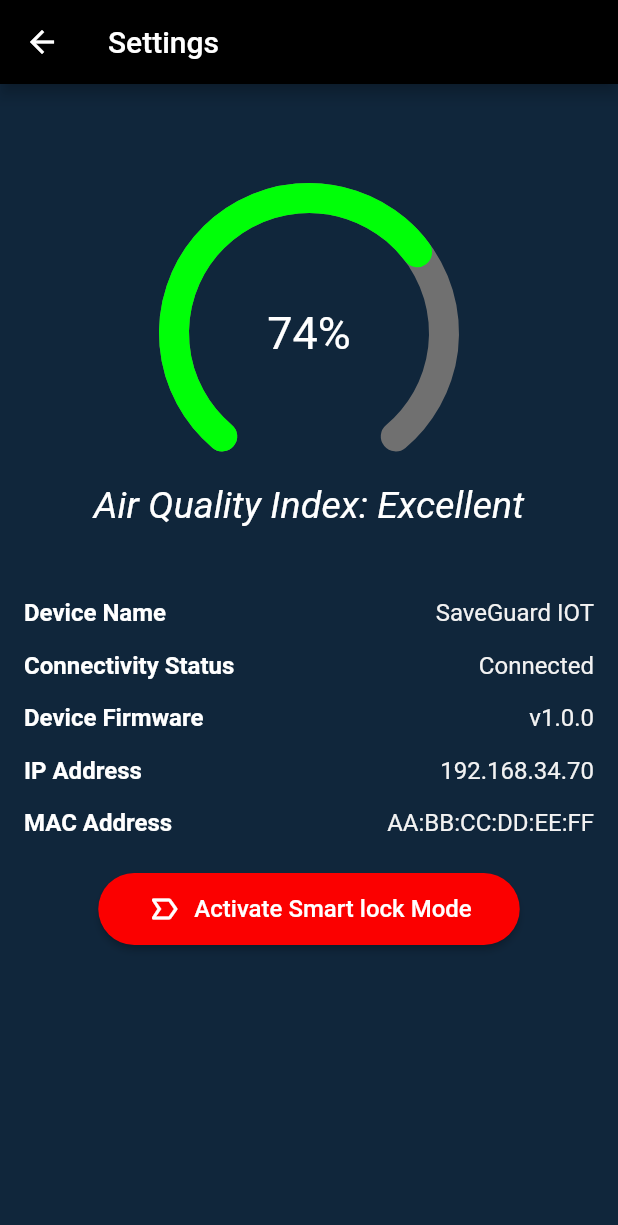
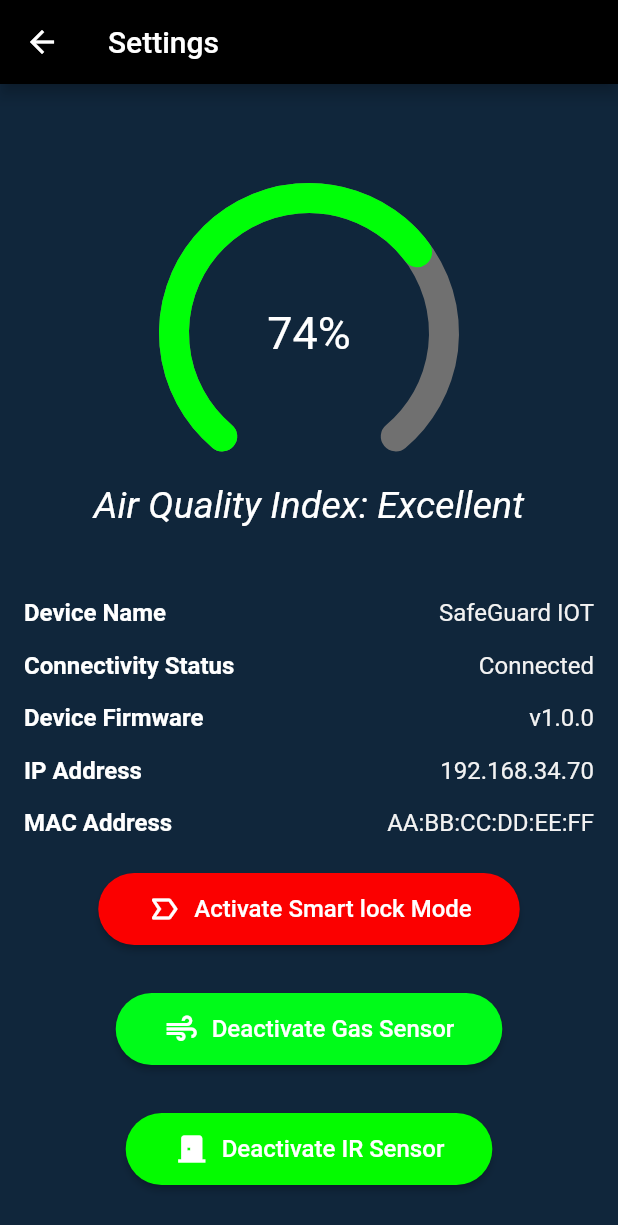
Before and after one commit to mukundsolanki/SaveGuard.iot, a Flutter app: the SettingsPage screen opened directly, on a phone screen of 412 x 824 dp. Shown: the top 1225 px of the screen. Run offline on Flutter 3.47's test engine with Material 2 defaults, Android fonts, the phone set to English and light mode, and no system bars; drawn by our look-alikes of percent_indicator; our stand-ins replace audioplayers.

Commit message:
Added 2 more functional  button

```diff
--- a/lib/settings_page.dart
+++ b/lib/settings_page.dart
@@ -9,7 +9,7 @@ class SettingsPage extends StatefulWidget {
 }
 
 class _SettingsPageState extends State<SettingsPage> {
-  AudioPlayer audioPlayer = AudioPlayer(); // Create class-level variable
+  AudioPlayer audioPlayer = AudioPlayer();
 
   @override
   Widget build(BuildContext context) {
@@ -20,12 +20,7 @@ class _SettingsPageState extends State<SettingsPage> {
       ),
       body: Container(
         decoration: const BoxDecoration(
-          // gradient: LinearGradient(
-          //   begin: Alignment.topCenter,
-          //   end: Alignment.bottomCenter,
-          //   colors: [Colors.black, Color.fromARGB(255, 49, 49, 49)],
-          // ),
-          color: Color.fromARGB(255,16,38,59),
+          color: Color.fromARGB(255, 16, 38, 59),
         ),
         child: CustomScrollView(
           slivers: <Widget>[
@@ -72,13 +67,15 @@ class _SettingsPageState extends State<SettingsPage> {
                       ),
                     ),
                     SizedBox(height: 40),
-                    _buildInfoRow("Device Name", "SaveGuard IOT"),
+                    _buildInfoRow("Device Name", "SafeGuard IOT"),
                     _buildInfoRow("Connectivity Status", "Connected"),
                     _buildInfoRow("Device Firmware", "v1.0.0"),
                     _buildInfoRow("IP Address", "192.168.34.70"),
                     _buildInfoRow("MAC Address", "AA:BB:CC:DD:EE:FF"),
                     SizedBox(width: 10),
                     _buildUnlinkButton(),
+                    _buildDeactivateGasButton(),
+                    _buildDeactivateIRButton(),
                     // Add more info rows as needed
                   ],
                 ),
@@ -150,6 +147,78 @@ class _SettingsPageState extends State<SettingsPage> {
     );
   }
 
+  Widget _buildDeactivateGasButton() {
+    return Padding(
+      padding: const EdgeInsets.all(16.0),
+      child: Center(
+        child: ElevatedButton(
+          onPressed: () {},
+          style: ElevatedButton.styleFrom(
+            shape: RoundedRectangleBorder(
+              borderRadius: BorderRadius.circular(30.0),
+            ),
+            primary: Color.fromARGB(255, 0, 251, 25),
+          ),
+          child: Padding(
+            padding:
+                const EdgeInsets.symmetric(vertical: 12.0, horizontal: 16.0),
+            child: Row(
+              mainAxisSize: MainAxisSize.min,
+              children: [
+                Icon(
+                  Icons.air,
+                  color: Colors.white,
+                ),
+                SizedBox(width: 8.0),
+                Text(
+                  "Deactivate Gas Sensor",
+                  style: TextStyle(fontSize: 16.0, color: Colors.white),
+                ),
+              ],
+            ),
+          ),
+        ),
+      ),
+    );
+  }
+
+  Widget _buildDeactivateIRButton() {
+    return Padding(
+      padding: const EdgeInsets.all(16.0),
+      child: Center(
+        child: ElevatedButton(
+          onPressed: () {
+            _playAudioAfterDelay();
+          },
+          style: ElevatedButton.styleFrom(
+            shape: RoundedRectangleBorder(
+              borderRadius: BorderRadius.circular(30.0),
+            ),
+            primary: Color.fromARGB(255, 4, 251, 0),
+          ),
+          child: Padding(
+            padding:
+                const EdgeInsets.symmetric(vertical: 12.0, horizontal: 16.0),
+            child: Row(
+              mainAxisSize: MainAxisSize.min,
+              children: [
+                Icon(
+                  Icons.door_back_door,
+                  color: Colors.white,
+                ),
+                SizedBox(width: 8.0),
+                Text(
+                  "Deactivate IR Sensor",
+                  style: TextStyle(fontSize: 16.0, color: Colors.white),
+                ),
+              ],
+            ),
+          ),
+        ),
+      ),
+    );
+  }
+
   void _playAudioAfterDelay() {
     Future.delayed(Duration(seconds: 3), () {
       audioPlayer.play(AssetSource("smoke_alarm.mp3"));
```
